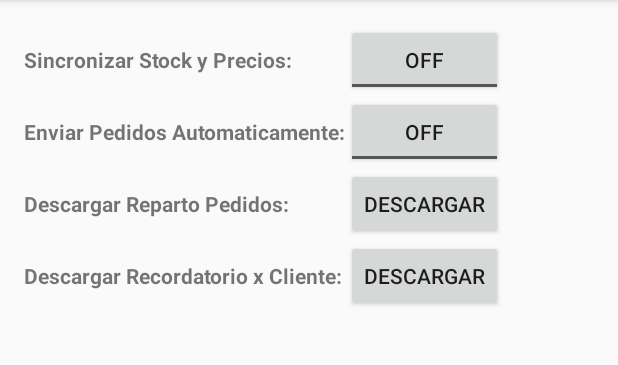
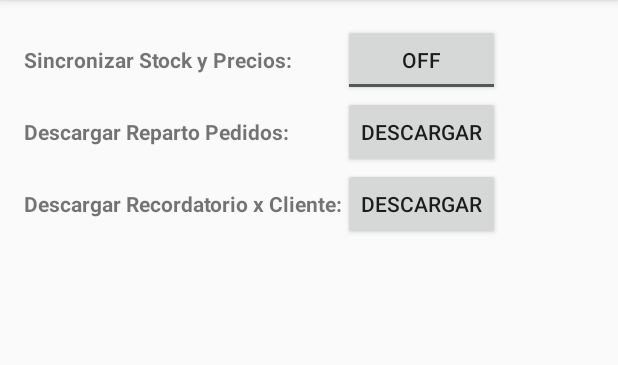
Before and after one commit to ezgatrabajo/pedidoscloud, an Android app: the MainActivity screen opened directly, with no data from a screen before it, after a tap on "Configuracion", on a phone screen of 412 x 824 dp, the part 84-449 px from its top. Run offline under Robolectric (Android 15) with nearby library versions, the phone set to English and light mode, and no system bars; 3 statements that could not run were skipped; 1 other tap on this screen came first.

Commit message:
Prueba Inicial

```diff
--- a/app/src/main/java/adaptivex/pedidoscloud/Config/GlobalValues.java
+++ b/app/src/main/java/adaptivex/pedidoscloud/Config/GlobalValues.java
@@ -55,6 +55,11 @@ public class GlobalValues {
     public static final int ENVIAR_PEDIDO = 1;
     public static final int ENVIAR_PEDIDOSPENDIENTES = 2;
 
+    //CONSTANTERS HELPER PEDIDOS
+    public static final int OPTION_HELPER_ENVIO_PEDIDO = 1;
+    public static final int OPTION_HELPER_ENVIO_PEDIDOS_PENDIENTES = 2;
+
+
 
     private int PEDIDO_ACTION_VALUE;
     public static final int PEDIDO_ACTION_DELETE = 1;
@@ -84,9 +89,6 @@ public class GlobalValues {
     public static final int PARAM_SERVICE_ENVIO_PEDIDOS_ACTIVATE = 12;
 
 
-    //CONSTANTERS HELPER PEDIDOS
-    public static final int OPTION_HELPER_ENVIO_PEDIDO = 1;
-    public static final int OPTION_HELPER_ENVIO_PEDIDO_TODOS = 2;
 
 
 
--- a/app/src/main/java/adaptivex/pedidoscloud/MainActivity.java
+++ b/app/src/main/java/adaptivex/pedidoscloud/MainActivity.java
@@ -27,6 +27,7 @@ import adaptivex.pedidoscloud.Model.Hojaruta;
 import adaptivex.pedidoscloud.Model.Pedido;
 import adaptivex.pedidoscloud.Model.Producto;
 import adaptivex.pedidoscloud.Servicios.HelperMemo;
+import adaptivex.pedidoscloud.Servicios.HelperPedidos;
 import adaptivex.pedidoscloud.Servicios.HelperProductos;
 import adaptivex.pedidoscloud.Servicios.IntentServiceStockPrecios;
 import adaptivex.pedidoscloud.View.Categorias.ListadoCategoriasFragment;
@@ -314,6 +315,14 @@ public class MainActivity extends AppCompatActivity
                     Toast.makeText(this, "Error: " + e.getMessage(), Toast.LENGTH_LONG).show();
                 }
 
+            }else if (id == R.id.nav_enviarpedidospendientes) {
+                try {
+                    HelperPedidos hp = new HelperPedidos(getBaseContext(), GlobalValues.getINSTANCIA().OPTION_HELPER_ENVIO_PEDIDOS_PENDIENTES);
+                    hp.execute();
+                }catch(Exception e){
+                    Toast.makeText(this, "Error: " + e.getMessage(), Toast.LENGTH_LONG).show();
+                }
+
             }else if (id == R.id.nav_categorias) {
                 fragment = new ListadoCategoriasFragment();
                 fragmentTransaction = true;
--- a/app/src/main/java/adaptivex/pedidoscloud/View/Consulting/ConfigFragment.java
+++ b/app/src/main/java/adaptivex/pedidoscloud/View/Consulting/ConfigFragment.java
@@ -154,25 +154,7 @@ public class ConfigFragment extends Fragment {
                             }
                         }
                         break;
-                    case R.id.toggleButtonEnvioPedidos:
-                        /*
-                        if (tbEnvioPedidos.isChecked()) {
-                            if (pEnvioPedidos != null) {
-                                pEnvioPedidos.setValor_texto("Y");
-                                pc.abrir().modificar(pEnvioPedidos);
-                                pc.cerrar();
-                            }
-                            getContext().startService(intentServiceEnvioPedidos);
-                        } else {
-                            getContext().stopService(intentServiceEnvioPedidos);
-                            if (pEnvioPedidos != null) {
-                                pEnvioPedidos.setValor_texto("N");
-                                pc.abrir().modificar(pEnvioPedidos);
-                                pc.cerrar();
-                            }
-                        }
-                        */
-                        break;
+
 
 
                 }
--- a/app/src/main/res/layout/fragment_config.xml
+++ b/app/src/main/res/layout/fragment_config.xml
@@ -36,27 +36,7 @@
             </TableRow>
 
 
-            <TableRow
-                android:visible="false"
-                android:layout_width="match_parent"
-                android:layout_height="match_parent">
-                <TextView
-                    android:id="@+id/lblSyncPedidos"
-                    android:layout_column="0"
-                    android:textStyle="bold"
-                    android:layout_width="wrap_content"
-                    android:layout_height="wrap_content"
-                    android:text="Enviar Pedidos Automaticamente:">
-                </TextView>
 
-
-                <ToggleButton
-                    android:id="@+id/toggleButtonEnvioPedidos"
-                    android:layout_width="wrap_content"
-                    android:layout_height="wrap_content"
-                    android:text="ToggleButton" />
-
-            </TableRow>
 
 
             <TableRow
--- a/app/src/main/res/menu/activity_main_drawer.xml
+++ b/app/src/main/res/menu/activity_main_drawer.xml
@@ -41,11 +41,13 @@
 
                 <item
                     android:id="@+id/nav_pedidosentrega"
-                    android:title="Descargar Pedidos para Entregar" />
+                    android:title="Descargar Pedidos para Entregar"
+                    android:visible="false"/>
+
                 <item
                     android:id="@+id/nav_diagramarrecorrido"
                     android:title="Diagramar Entrega de Pedidos con GPS"
-                    android:visible="true"/>
+                    android:visible="false"/>
 
 
 
@@ -98,11 +100,14 @@
         <group android:id="@+id/group_usuario">
 
             <item
+                android:visible="false"
                 android:id="@+id/nav_login"
-                android:title="Iniciar Sesion" />
+                android:title="Cambiar Sesion" />
+
             <item
                 android:id="@+id/nav_logout"
-                android:title="Salir" />
+                android:title="Cerrar Sesion" />
+
         </group>
 </group>
 </menu>
```
